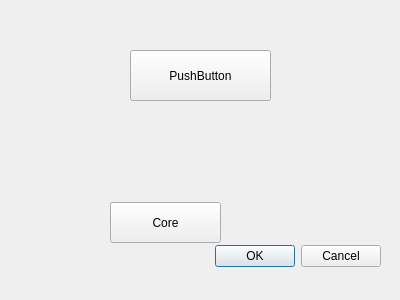
Qt form QtWorkoutSelectionWindow.ui (Nicholas-LeBoeuf/WorkoutAppFinal) before a commit.
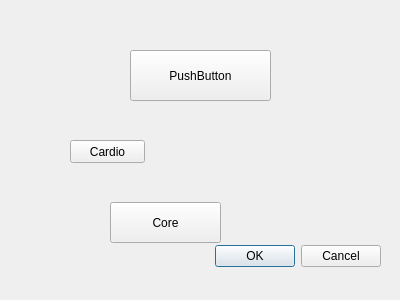
The same form after that commit.

Commit message: Added caridoPushButton and respective code

The edit to the form file:
```diff
--- a/QtWorkoutSelectionWindow.ui
+++ b/QtWorkoutSelectionWindow.ui
@@ -55,6 +55,19 @@
     <string>Core</string>
    </property>
   </widget>
+  <widget class="QPushButton" name="cardioPushButton">
+   <property name="geometry">
+    <rect>
+     <x>70</x>
+     <y>140</y>
+     <width>75</width>
+     <height>23</height>
+    </rect>
+   </property>
+   <property name="text">
+    <string>Cardio</string>
+   </property>
+  </widget>
  </widget>
  <resources/>
  <connections>
```
The commit also changes 7 other files.
